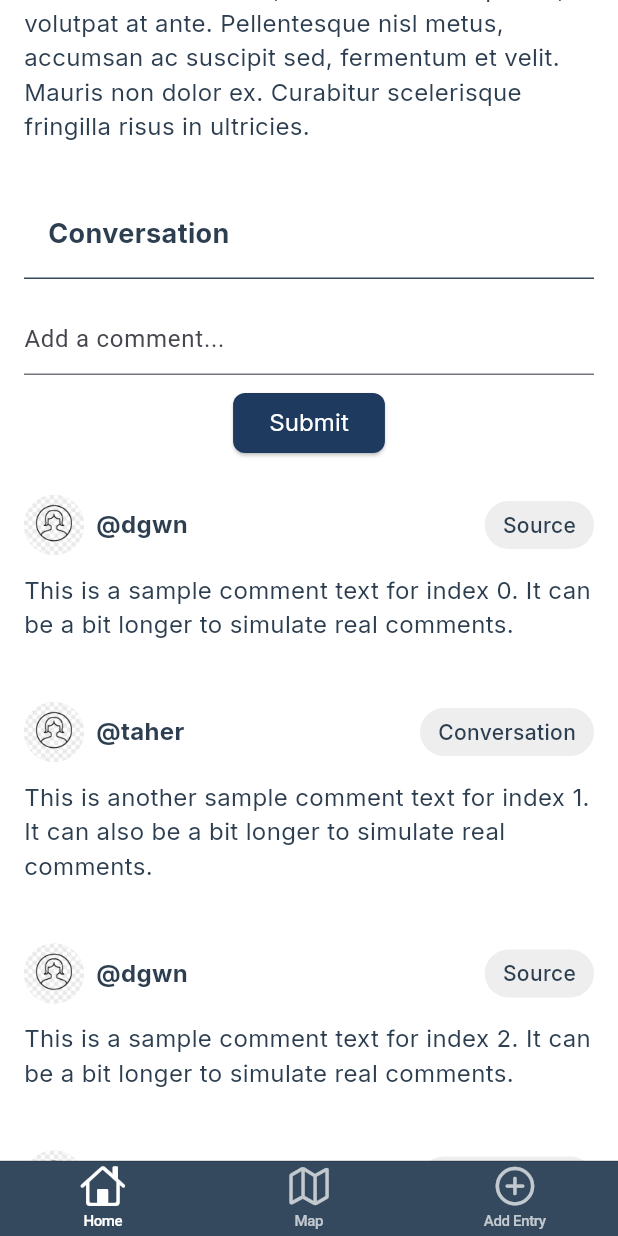
After one commit to taheralfayad/blocktalk, a Flutter app: the EntryPage screen opened directly, scrolled down 1152 dp, after a tap on "Submit", on a phone screen of 412 x 824 dp. The commit adds this screen. Run offline on Flutter 3.47's test engine with Material 3 defaults, Android fonts, the phone set to English and light mode, and no system bars; our stand-ins replace flutter_map, go_router, google_fonts, latlong2.

Commit message:
add basic conversation section

```diff
--- /dev/null
+++ b/lib/components/add_comment.dart
@@ -0,0 +1,47 @@
+import 'package:flutter/material.dart';
+
+import '../design-system/button.dart';
+
+class AddComment extends StatefulWidget {
+  const AddComment({super.key});
+
+  @override
+  State<AddComment> createState() => _AddCommentState();
+}
+
+class _AddCommentState extends State<AddComment> {
+  final TextEditingController _commentController = TextEditingController();
+
+  @override
+  Widget build(BuildContext context) {
+    return Container(
+      constraints: const BoxConstraints(
+        maxHeight: 200.0,
+      ),
+      padding: const EdgeInsets.symmetric(vertical: 8.0),
+      child: Column(
+          mainAxisSize: MainAxisSize.min,
+          children: [
+            TextField(
+                controller: _commentController,
+                decoration: InputDecoration(
+                  hintText: 'Add a comment...',
+                ),
+            ),
+            SizedBox(height: 8.0),
+            BlockTalkButton(
+              text: 'Submit',
+              type: "solid",
+              onPressed: () {
+                if (_commentController.text.isNotEmpty) {
+                  // Handle comment submission logic here
+                  print('Comment submitted: ${_commentController.text}');
+                  _commentController.clear();
+                }
+              },
+            ),
+          ],
+        ),
+      );
+  }
+}
--- /dev/null
+++ b/lib/components/banner.dart
@@ -0,0 +1,35 @@
+import 'package:flutter/material.dart';
+
+import '../design-system/colors.dart';
+import '../design-system/text.dart';
+
+class BlockTalkBanner extends StatelessWidget {
+  final String text;
+
+  const BlockTalkBanner({
+    super.key,
+    required this.text,
+  });
+
+  @override
+  Widget build(BuildContext context) {
+    return Container(
+      width: double.infinity,
+      padding: const EdgeInsets.all(16.0),
+      decoration: BoxDecoration(
+        border: Border(
+          bottom: BorderSide(
+            color: AppColors.navigationBarColor,
+            width: 1.0,
+          ),
+        )
+      ),
+      child: BlockTalkText(
+        text: text,
+        fontSize: 18.0,
+        fontWeight: FontWeight.bold,
+        color: AppColors.primaryTextColor,
+      )
+    );
+  }
+}
--- /dev/null
+++ b/lib/components/comment.dart
@@ -0,0 +1,81 @@
+import 'package:flutter/material.dart';
+
+import '../design-system/text.dart';
+
+
+class Comment extends StatelessWidget {
+  final String text;
+  final String author;
+  final String classification;
+  final String avatarUrl;
+
+  const Comment({
+    super.key,
+    required this.text,
+    required this.author,
+    required this.classification,
+    this.avatarUrl = 'assets/avatar.jpg',
+  });
+
+
+  @override
+  Widget build(BuildContext context) {
+    return Container (
+      width: double.infinity,
+      padding: const EdgeInsets.only(
+        top: 16.0,
+        bottom: 16.0,
+      ),
+      child: Column(
+        crossAxisAlignment: CrossAxisAlignment.start,
+        children: [
+          Row(
+            mainAxisAlignment: MainAxisAlignment.spaceBetween,
+            children: [
+              Row(
+                mainAxisAlignment: MainAxisAlignment.start,
+                children: [
+                  Padding(
+                    padding: const EdgeInsets.only(
+                      right: 8.0,
+                    ),
+                    child: CircleAvatar(
+                      radius: 20.0,
+                      backgroundImage: AssetImage(avatarUrl),
+                    )
+                  ),
+                  BlockTalkText(
+                    text: author,
+                    fontWeight: FontWeight.bold,
+                  ),
+                ],
+              ),
+              Container(
+                padding: const EdgeInsets.symmetric(horizontal: 12.0, vertical: 6.0),
+                decoration: BoxDecoration(
+                  color: Colors.grey.shade200,
+                  borderRadius: BorderRadius.circular(16.0),
+                ),
+                child: BlockTalkText(
+                  text: classification,
+                  fontSize: 14.0,
+                  fontWeight: FontWeight.w500,
+                ),
+              ),
+            ],
+          ),
+          Padding(
+            padding: const EdgeInsets.only(
+              top: 12.0,
+              bottom: 8.0,
+            ),
+            child: BlockTalkText(
+              text: text,
+              fontSize: 16.0,
+            ),
+          ),
+        ]
+      )
+    );
+  }
+}
--- /dev/null
+++ b/lib/components/contributers_circle.dart
@@ -0,0 +1,39 @@
+import 'package:flutter/material.dart';
+
+
+class ContributorsCircle extends StatelessWidget {
+  const ContributorsCircle({super.key});
+
+  @override
+  Widget build(BuildContext context) {
+    return SizedBox(
+      height: 40,
+      // Make sure the width fits all your circles plus the overlap
+      width: 90, // 3 circles with 20px overlap each
+      child: Stack(
+        children: [
+          Positioned(left: 0, child: IndividualCircle()),
+          Positioned(left: 20, child: IndividualCircle()), // overlaps by 20px
+          Positioned(left: 40, child: IndividualCircle()),
+        ],
+      ),
+    );
+  }
+}
+
+class IndividualCircle extends StatelessWidget {
+  const IndividualCircle({super.key});
+
+  @override
+  Widget build(BuildContext context) {
+    return CircleAvatar(
+      radius: 20.0,
+      backgroundColor: Colors.grey[300],
+      child: Icon(
+        Icons.person,
+        color: Colors.white,
+        size: 30.0,
+      ),
+    );
+  }
+}
--- a/lib/design-system/button.dart
+++ b/lib/design-system/button.dart
@@ -14,7 +14,7 @@ class BlockTalkButton extends StatelessWidget {
     required this.text,
     required this.type,
     required this.onPressed,
-    required this.buttonColor,
+    this.buttonColor = AppColors.primaryButtonColor,
   });
 
   @override
--- a/lib/design-system/colors.dart
+++ b/lib/design-system/colors.dart
@@ -5,8 +5,8 @@ class AppColors {
     begin: Alignment.topCenter,
     end: Alignment.bottomCenter,
     colors: [
-      Color(0xFFF8FAFB), // Light Steel Blue
-      Color(0xFFE8F4F8), // Light Blue
+      Color.fromARGB(255, 255, 255, 255), // Light Steel Blue
+      Color.fromARGB(255, 255, 255, 255), // Light Blue
     ],
   );
   static const Color blockColor = Color(0xFFE1E8ED);
--- /dev/null
+++ b/lib/pages/entry.dart
@@ -0,0 +1,108 @@
+import 'package:flutter/material.dart';
+
+import '../design-system/colors.dart';
+import '../design-system/text.dart';
+
+import '../components/navbar.dart';
+import '../components/contributers_circle.dart';
+import '../components/banner.dart';
+import '../components/comment.dart';
+import '../components/add_comment.dart';
+
+
+class EntryPage extends StatefulWidget {
+  final String? blockId;
+  const EntryPage({super.key, this.blockId});
+
+  @override
+  State<EntryPage> createState() => _EntryPageState();
+}
+
+class _EntryPageState extends State<EntryPage> {
+  String loremIpsum = """Lorem ipsum dolor sit amet, consectetur adipiscing elit. Nam blandit tortor mauris, in sagittis lectus condimentum quis. Nulla non elit nec sapien aliquet porttitor. Mauris ut ullamcorper massa. Vestibulum sodales purus ut purus porttitor, vitae sagittis leo cursus. Sed at posuere quam, non ornare ipsum. Vestibulum sollicitudin, urna malesuada porttitor dictum, sapien sem finibus metus, ut rhoncus metus dui non turpis. Quisque lacinia tortor sit amet odio scelerisque, ut scelerisque metus malesuada. Nam in metus et nisi sodales sodales. Vestibulum mollis lobortis neque, ac vulputate dui mollis a. Sed condimentum eu lectus vel aliquet. Nunc sollicitudin placerat odio, id mattis nisi pharetra quis. Mauris finibus malesuada ex.
+    Vestibulum sed dolor felis. Praesent nec tellus blandit, semper sem egestas, scelerisque tortor. Suspendisse porta tortor blandit dui efficitur, vel feugiat sapien posuere. Phasellus dictum felis nec libero ultrices, vitae scelerisque justo placerat. Etiam sed sapien convallis nunc viverra egestas. In molestie molestie mattis. Cras molestie nunc eget erat hendrerit, id ornare odio porttitor. Maecenas feugiat, diam non pulvinar rutrum, magna dolor congue arcu, a pharetra ligula orci vitae neque. Nunc non dapibus purus, eget fringilla elit. Aenean a faucibus nisl, id placerat dui. Etiam laoreet auctor massa, et bibendum risus tristique et. Etiam elementum dignissim mi et volutpat. Phasellus sit amet ipsum lobortis, vulputate libero vel, aliquet nulla.
+    Cras in leo ultricies, dapibus ligula vel, semper nisl. Praesent eu iaculis lorem. Nullam non est eget velit vehicula maximus. Nam ac nunc leo. Nullam molestie neque nec enim fermentum, non bibendum ligula ultrices. Praesent fringilla accumsan ornare. Aenean orci eros, cursus pulvinar nunc sit amet, consectetur finibus velit. Suspendisse faucibus, leo ac pellentesque aliquet, mauris lacus porttitor turpis, id accumsan dui nisl eget nulla. Morbi ullamcorper fringilla neque, a dapibus elit aliquet vel. Nulla lacus lorem, rhoncus non tempus et, volutpat at ante. Pellentesque nisl metus, accumsan ac suscipit sed, fermentum et velit. Mauris non dolor ex. Curabitur scelerisque fringilla risus in ultricies.
+  """;
+
+  void initState() {
+    print("EntryPage initialized with blockId: ${widget.blockId}");
+    super.initState();
+    // You can initialize any data or state here if needed
+  }
+
+  @override
+  Widget build(BuildContext context) {
+    return Container(
+      decoration: const BoxDecoration(
+        gradient: AppColors.backgroundColor,
+      ),
+      child: Scaffold(
+        backgroundColor: Colors.transparent,
+        body: Column(
+          children: [
+            Expanded(
+              child: SafeArea(
+                child: SingleChildScrollView(
+                  padding: const EdgeInsets.all(16.0),
+                  child: Column(
+                    crossAxisAlignment: CrossAxisAlignment.start,
+                    children: [
+                      Row(
+                        mainAxisAlignment: MainAxisAlignment.start,
+                        children: [
+                          ContributorsCircle(),
+                          BlockTalkText(
+                            text: "15 Contributors",
+                            fontSize: 14.0,
+                          )
+                        ]
+                      ),
+                      SizedBox(height: 12),
+                      BlockTalkText(
+                        text: "Construction on Alafaya and Colonial",
+                        fontSize: 24.0,
+                      ),
+                      SizedBox(height: 8),
+                      BlockTalkText(
+                        text: loremIpsum,
+                        fontSize: 16.0,
+                      ),
+                      SizedBox(height: 8),
+                      BlockTalkBanner(
+                        text: "Conversation"
+                      ),
+                      SizedBox(height: 8),
+                      AddComment(),
+                      ListView.builder(
+                          scrollDirection: Axis.vertical,
+                          shrinkWrap: true,
+                          physics: const ScrollPhysics(),
+                          itemCount: 10,
+                          itemBuilder: (context, index) {
+                            if (index % 2 == 0) {
+                              return Comment(
+                                text: "This is a sample comment text for index $index. It can be a bit longer to simulate real comments.",
+                                author: "@dgwn",
+                                classification: "Source",
+                              );
+                            } else {
+                              return Comment(
+                                text: "This is another sample comment text for index $index. It can also be a bit longer to simulate real comments.",
+                                author: "@taher",
+                                classification: "Conversation"
+                              );
+                            }
+                          }
+                      )
+                    ],
+                  ),
+                ),
+              ),
+            ),
+            Navbar(selectedIndex: 0),
+          ],
+        ),
+      ),
+    );
+  }
+}
```
